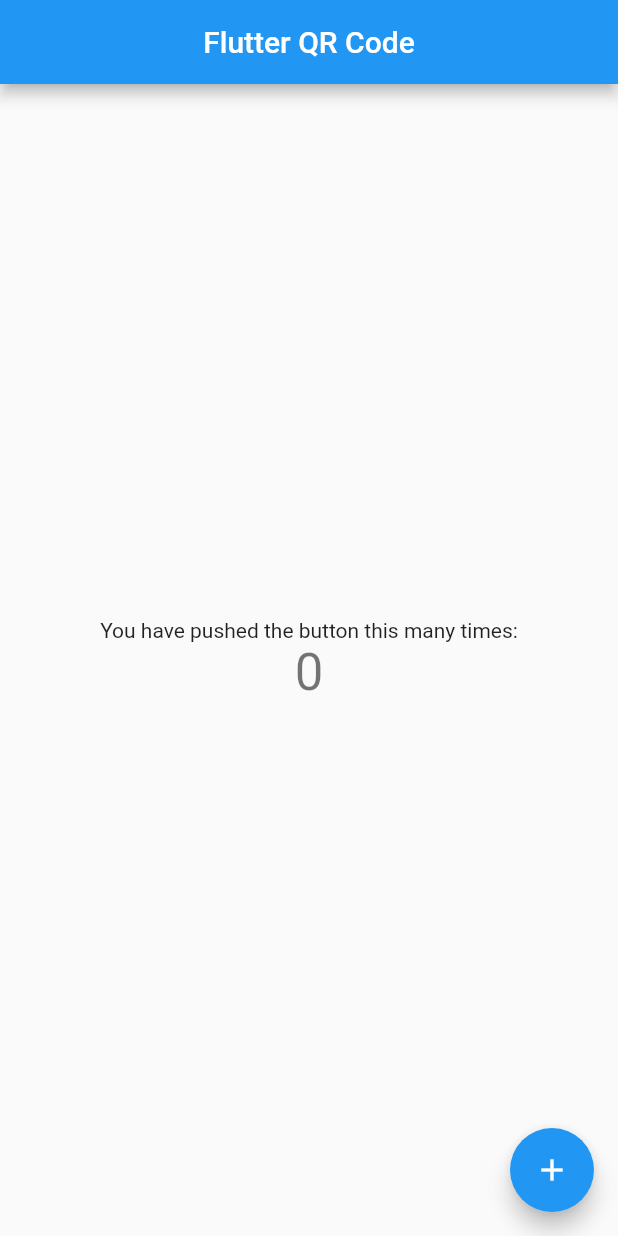
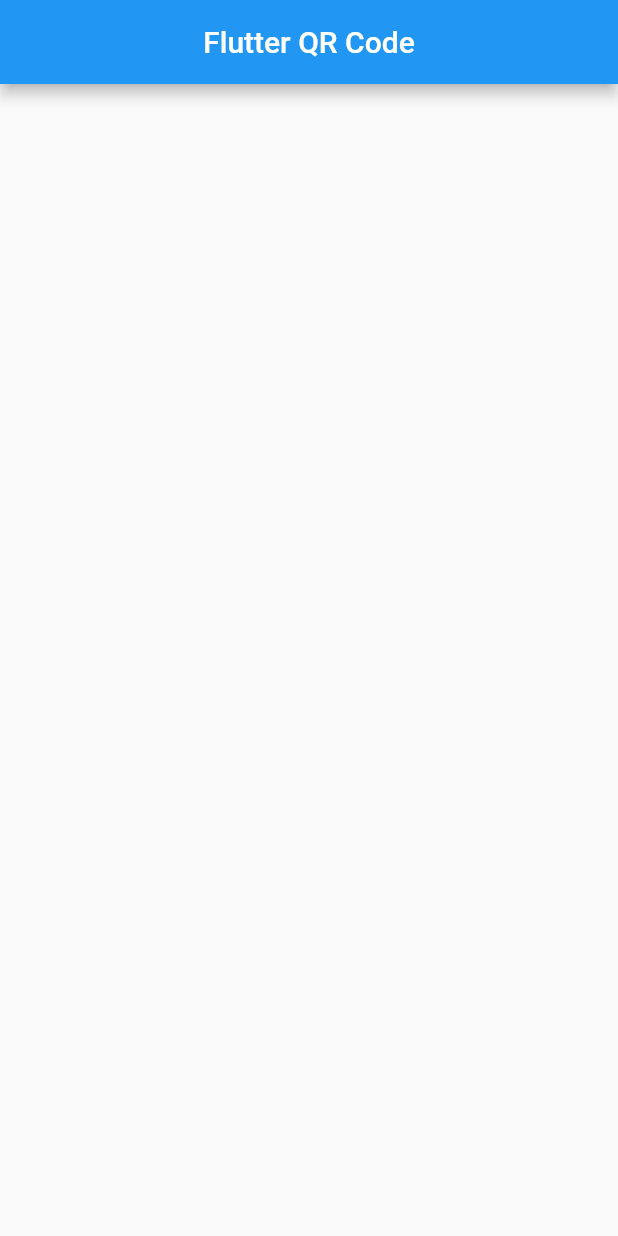
Before and after one commit to jacepm/flutter-qr-code, a Flutter app: the screen it shows after launch, on a phone screen of 412 x 824 dp. Run offline on Flutter 3.47's test engine with Material 2 defaults, Android fonts, the phone set to English and light mode, and no system bars.

Commit message:
feat: remove counter floating button and text

```diff
--- a/lib/main.dart
+++ b/lib/main.dart
@@ -27,13 +27,6 @@ class MyHomePage extends StatefulWidget {
 }
 
 class _MyHomePageState extends State<MyHomePage> {
-  int _counter = 0;
-
-  void _incrementCounter() {
-    setState(() {
-      _counter++;
-    });
-  }
 
   @override
   Widget build(BuildContext context) {
@@ -46,21 +39,8 @@ class _MyHomePageState extends State<MyHomePage> {
       body: Center(
         child: Column(
           mainAxisAlignment: MainAxisAlignment.center,
-          children: <Widget>[
-            Text(
-              'You have pushed the button this many times:',
-            ),
-            Text(
-              '$_counter',
-              style: Theme.of(context).textTheme.headline4,
-            ),
-          ],
+          children: <Widget>[],
         ),
-      ),
-      floatingActionButton: FloatingActionButton(
-        onPressed: _incrementCounter,
-        tooltip: 'Increment',
-        child: Icon(Icons.add),
       ),
     );
   }
```
